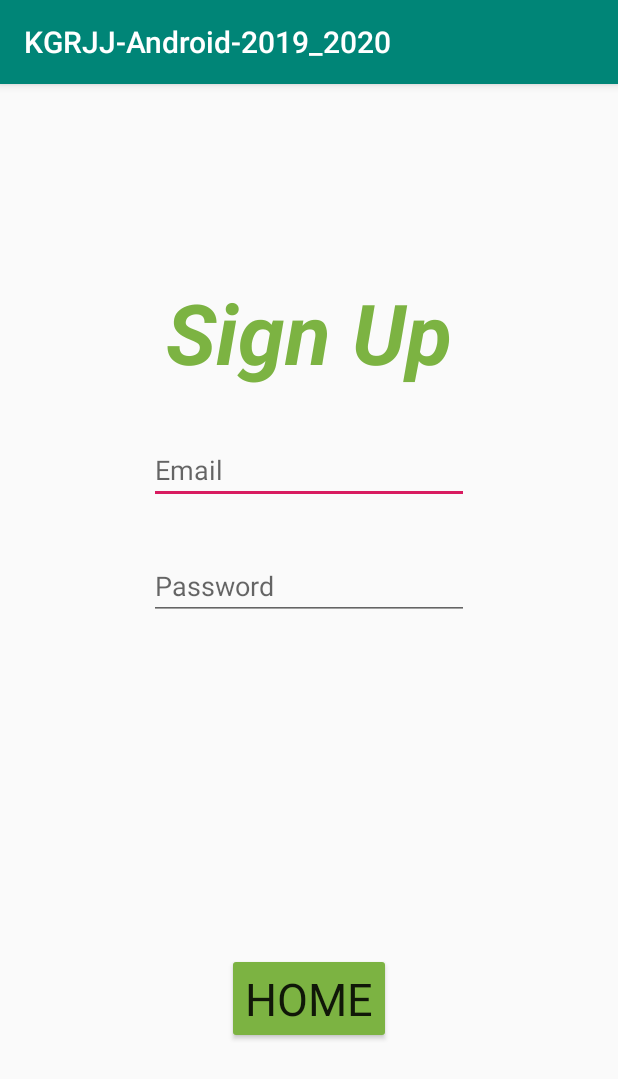
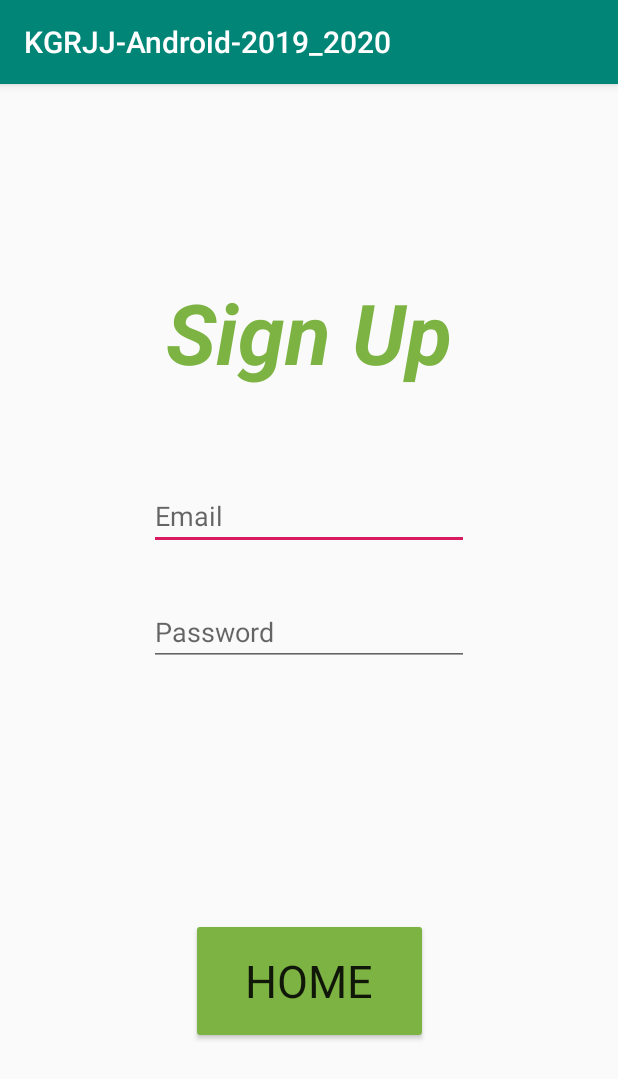
Before and after one commit to k3vonk/EnviRevive, an Android app: the RegistrationActivity screen opened directly, with no data from a screen before it, on a phone screen of 412 x 824 dp. Shown: the top 1079 px of the screen. Run offline under Robolectric (Android 15) with nearby library versions, the light colour scheme and no system bars; Roboto replaces fonts that are not available here.

Commit message:
Intial commit for new branch

```diff
--- a/app/src/main/res/layout/activity_registration.xml
+++ b/app/src/main/res/layout/activity_registration.xml
@@ -8,8 +8,8 @@
 
     <TextView
         android:id="@+id/RegisterTitle"
-        android:layout_width="wrap_content"
-        android:layout_height="wrap_content"
+        android:layout_width="288dp"
+        android:layout_height="105dp"
         android:layout_marginTop="128dp"
         android:fontFamily="@font/autour_one"
         android:text="Sign Up"
@@ -48,8 +48,8 @@
     <Button
         android:id="@+id/homeBtn_registerScreen"
         style="@style/Widget.AppCompat.Button.Small"
-        android:layout_width="wrap_content"
-        android:layout_height="wrap_content"
+        android:layout_width="158dp"
+        android:layout_height="84dp"
         android:layout_marginBottom="128dp"
         android:backgroundTint="#7CB342"
         android:fontFamily="@font/autour_one"
```
